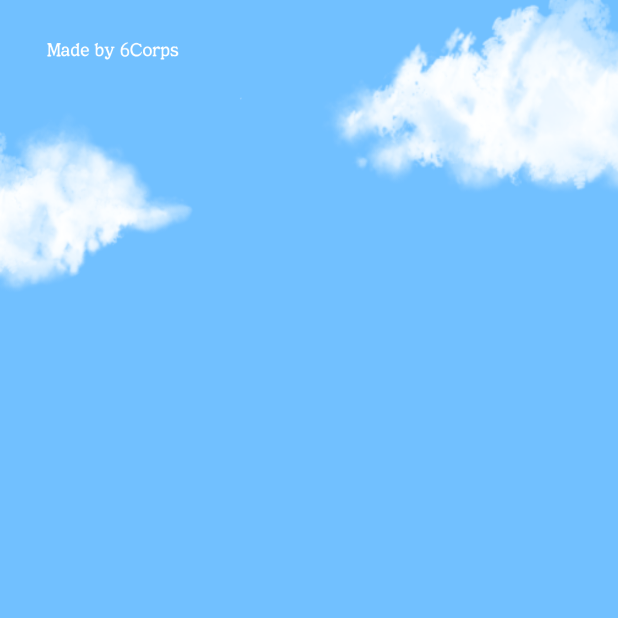
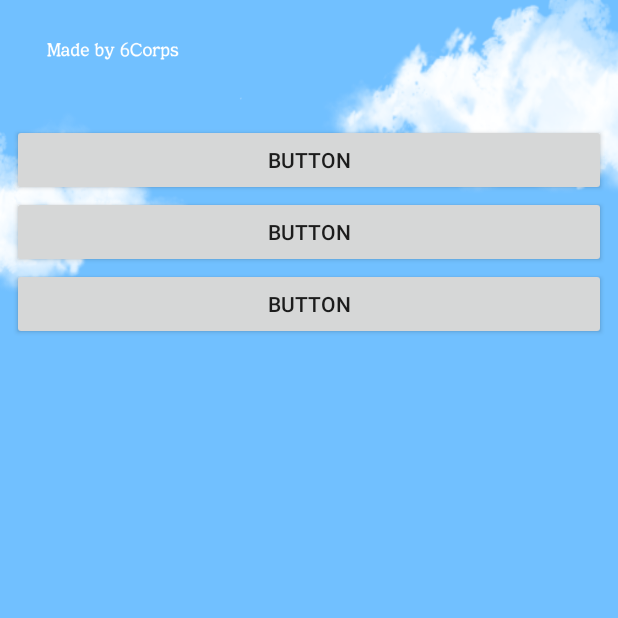
Before and after one commit to Kasania/TheArtOfWar, an Android app: the screen it shows after launch (MainActivity), after a tap on an icon or button, on a phone screen of 412 x 824 dp, the top half of it. Run offline under Robolectric (Android 15) with nearby library versions, the phone set to English and light mode, and no system bars; 3 other taps on this screen came first.

Commit message:
edit background

```diff
--- a/app/src/main/java/com/kasania/theartofwar/Constants.kt
+++ b/app/src/main/java/com/kasania/theartofwar/Constants.kt
@@ -18,6 +18,8 @@ const val SharedPrefKeyCurrentContinueAccessDate ="CurrentContinueDate"
 const val BookmarkDataFileName = "BookMark"
 const val PhraseAccessCountDataFileName = "PhraseAccessCount"
 
+const val BackGroundImg = "Background"
+
 const val totalPhraseNum = 173
 const val minChapterNum = 1
 const val maxChapterNum = 13
--- a/app/src/main/java/com/kasania/theartofwar/MainActivity.kt
+++ b/app/src/main/java/com/kasania/theartofwar/MainActivity.kt
@@ -6,9 +6,9 @@ import android.support.design.widget.Snackbar
 import android.support.v7.app.AppCompatActivity
 import android.util.Log
 import com.kasania.theartofwar.mainfragment.MainFragment
+import kotlinx.android.synthetic.main.activity_main.*
 import java.io.FileNotFoundException
 import java.util.*
-import com.kasania.theartofwar.TTS
 
 class MainActivity : AppCompatActivity() {
 
@@ -57,16 +57,27 @@ class MainActivity : AppCompatActivity() {
             .replace(R.id.contents_root, MainFragment())
             .commit()
 
+
     }
 
     private fun checkPresent() {
         val today = Calendar.getInstance()
         val date = today.get(Calendar.DAY_OF_YEAR)
-
         val sharedPref = getSharedPreferences(SharedPrefName,Context.MODE_PRIVATE)
         val totalDate = sharedPref.getInt(SharedPrefKeyTotalAccessDate,0)
         val lastDate = sharedPref.getInt(SharedPrefKeyLastAccessDate,1)
         val currentLongestDate = sharedPref.getInt(SharedPrefKeyCurrentContinueAccessDate,0)
+        val BackGroundImg = sharedPref.getInt(BackGroundImg, 0)
+
+        if(BackGroundImg == 0){
+            contents_root.setBackgroundResource(R.drawable.background_main)
+        }
+        else {
+            if(BackGroundImg == 1)
+                contents_root.setBackgroundResource(R.drawable.summary_1_background)
+            else
+                contents_root.setBackgroundResource(R.drawable.summary_1_comment)
+        }
 
         if(date == lastDate){
             Log.d("LastDate","Today")
@@ -164,6 +175,8 @@ class MainActivity : AppCompatActivity() {
 //            super.onBackPressed()
 //        }
 //    }
+
+
 private var pressedTime: Long = 0
 
     // 리스너 생성
@@ -203,6 +216,7 @@ private var pressedTime: Long = 0
                     ).show()
                     pressedTime = 0
                 } else {
+                    onStop()
                     super.onBackPressed()
                     Log.e("!!!", "onBackPressed : finish, killProcess")
                     finish()
--- a/app/src/main/java/com/kasania/theartofwar/mainfragment/FavoriteFragment.kt
+++ b/app/src/main/java/com/kasania/theartofwar/mainfragment/FavoriteFragment.kt
@@ -35,7 +35,7 @@ class FavoriteFragment : Fragment(), MainActivity.OnBackPressedListener {
         //fragmentManager!!.beginTransaction().replace(R.id.contents_root, MainFragment()).commit()
         //activity?.onBackPressed();
         //for (b in 0..fragmentManager!!.backStackEntryCount) {
-            fragmentManager!!.popBackStack("Favorite", FragmentManager.POP_BACK_STACK_INCLUSIVE)
+        fragmentManager!!.popBackStack("Favorite", FragmentManager.POP_BACK_STACK_INCLUSIVE)
         //}
     }
 
--- a/app/src/main/java/com/kasania/theartofwar/mainfragment/SettingFragment.kt
+++ b/app/src/main/java/com/kasania/theartofwar/mainfragment/SettingFragment.kt
@@ -4,11 +4,15 @@ import android.content.Context
 import android.os.Bundle
 import android.support.v4.app.Fragment
 import android.support.v4.app.FragmentManager
+import android.support.v7.app.AppCompatActivity
 import android.util.Log
 import android.view.LayoutInflater
 import android.view.View
 import android.view.ViewGroup
 import com.kasania.theartofwar.*
+import kotlinx.android.synthetic.main.activity_main.*
+import kotlinx.android.synthetic.main.fragment_setting.view.*
+import java.util.*
 
 class SettingFragment :Fragment(), MainActivity.OnBackPressedListener {
 
@@ -38,11 +42,23 @@ class SettingFragment :Fragment(), MainActivity.OnBackPressedListener {
     override fun onCreateView(inflater: LayoutInflater, container: ViewGroup?, savedInstanceState: Bundle?): View? {
         val view = inflater.inflate(R.layout.fragment_setting,container,false)
 
+        view.button2.setOnClickListener() {
+            activity!!.getSharedPreferences(SharedPrefName, Context.MODE_PRIVATE).edit().putInt(BackGroundImg, 0).apply()
+            activity!!.contents_root.setBackgroundResource(R.drawable.background_main)
+        }
 
+        view.button3.setOnClickListener() {
+            activity!!.getSharedPreferences(SharedPrefName, Context.MODE_PRIVATE).edit().putInt(BackGroundImg, 1).apply()
+            activity!!.contents_root.setBackgroundResource(R.drawable.summary_1_background)
+        }
 
-
-
+        view.button4.setOnClickListener() {
+            activity!!.getSharedPreferences(SharedPrefName, Context.MODE_PRIVATE).edit().putInt(BackGroundImg, 2).apply()
+            activity!!.contents_root.setBackgroundResource(R.drawable.summary_1_comment)
+        }
 
         return view
     }
+
+
 }
--- a/app/src/main/res/layout/fragment_setting.xml
+++ b/app/src/main/res/layout/fragment_setting.xml
@@ -18,6 +18,18 @@
             android:layout_marginBottom="8dp" app:layout_constraintBottom_toBottomOf="parent">
         <LinearLayout android:layout_width="match_parent" android:layout_height="wrap_content"
                       android:orientation="vertical">
+            <Button
+                    android:text="Button"
+                    android:layout_width="match_parent"
+                    android:layout_height="wrap_content" android:id="@+id/button2"/>
+            <Button
+                    android:text="Button"
+                    android:layout_width="match_parent"
+                    android:layout_height="wrap_content" android:id="@+id/button3"/>
+            <Button
+                    android:text="Button"
+                    android:layout_width="match_parent"
+                    android:layout_height="wrap_content" android:id="@+id/button4"/>
         </LinearLayout>
     </android.support.v4.widget.NestedScrollView>
 </android.support.constraint.ConstraintLayout>
```
